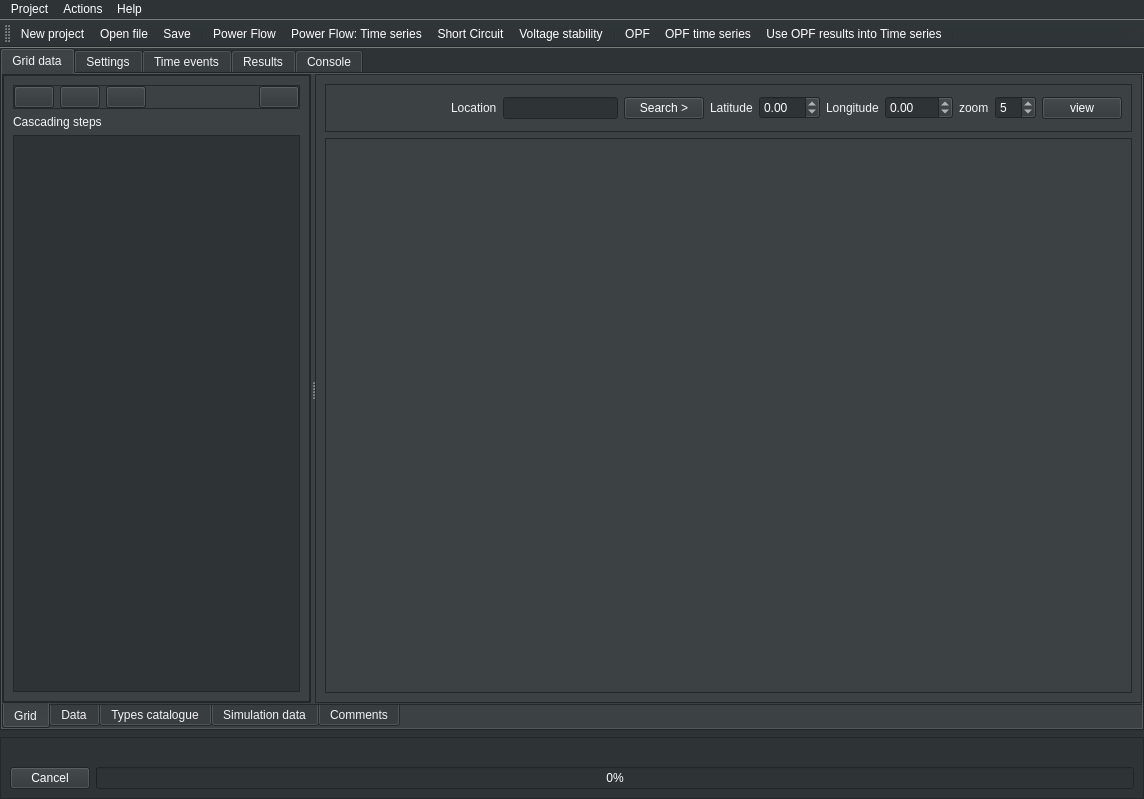
The window that UnderDevelopment/GridCal/Gui/Main/MainWindow.ui (Fijishi-Enterprises/RS-Cross-Power-System) describes before a commit, drawn with Qt 5.
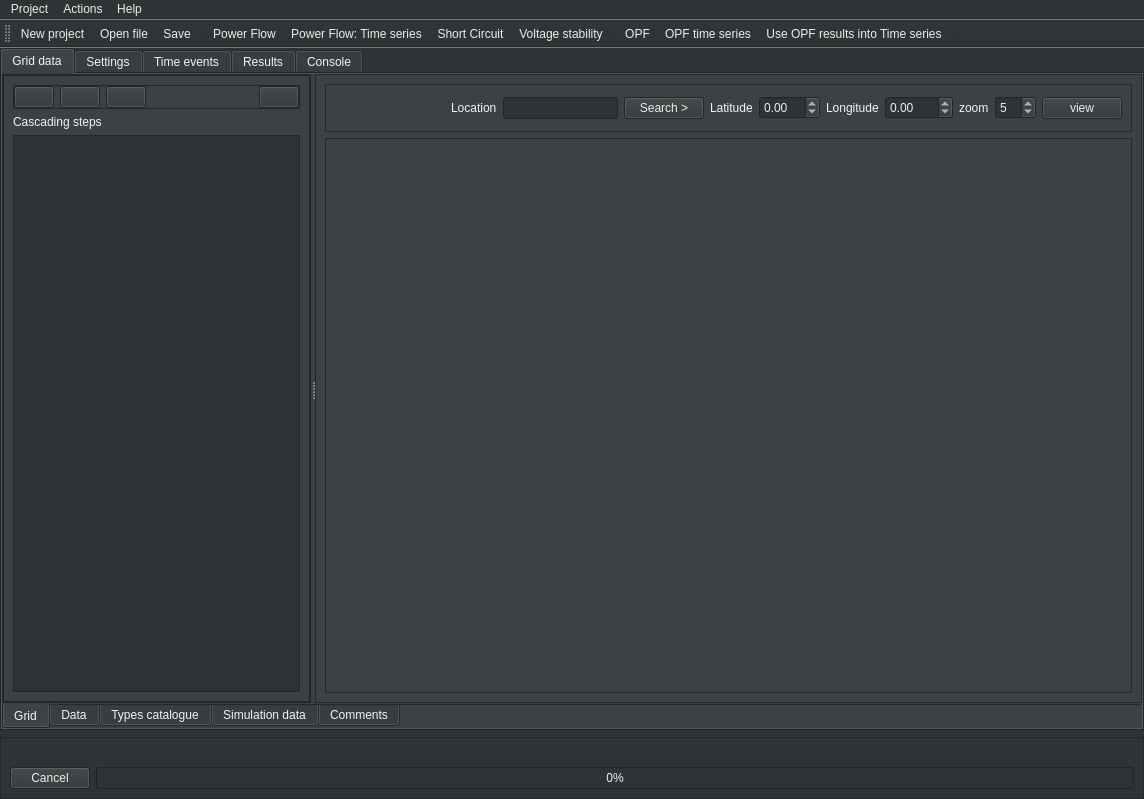
The same window after the commit. Icons and pictures are not drawn. Custom widgets are drawn as their Qt base class.

```diff
--- a/UnderDevelopment/GridCal/Gui/Main/MainWindow.ui
+++ b/UnderDevelopment/GridCal/Gui/Main/MainWindow.ui
@@ -49,18 +49,18 @@
      <colorrole role="Text">
       <brush brushstyle="SolidPattern">
        <color alpha="255">
-        <red>255</red>
-        <green>255</green>
-        <blue>255</blue>
+        <red>238</red>
+        <green>238</green>
+        <blue>236</blue>
        </color>
       </brush>
      </colorrole>
      <colorrole role="ButtonText">
       <brush brushstyle="SolidPattern">
        <color alpha="255">
-        <red>255</red>
-        <green>255</green>
-        <blue>255</blue>
+        <red>239</red>
+        <green>235</green>
+        <blue>231</blue>
        </color>
       </brush>
      </colorrole>
@@ -114,18 +114,18 @@
      <colorrole role="Text">
       <brush brushstyle="SolidPattern">
        <color alpha="255">
-        <red>255</red>
-        <green>255</green>
-        <blue>255</blue>
+        <red>238</red>
+        <green>238</green>
+        <blue>236</blue>
        </color>
       </brush>
      </colorrole>
      <colorrole role="ButtonText">
       <brush brushstyle="SolidPattern">
        <color alpha="255">
-        <red>255</red>
-        <green>255</green>
-        <blue>255</blue>
+        <red>239</red>
+        <green>235</green>
+        <blue>231</blue>
        </color>
       </brush>
      </colorrole>
```
